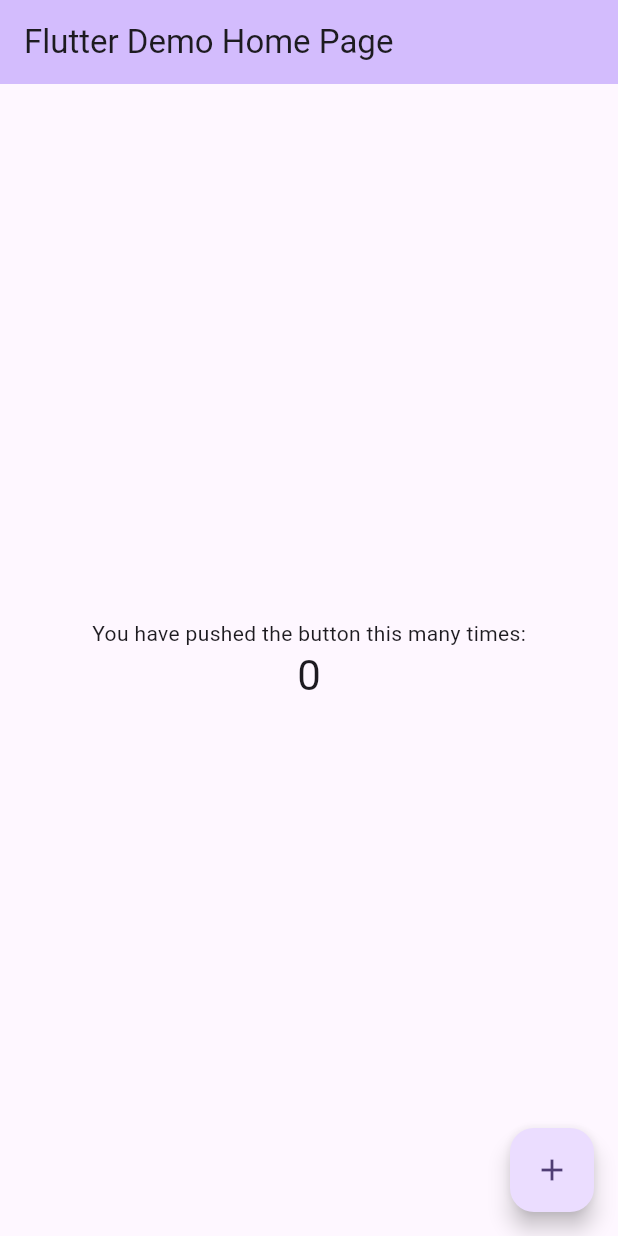
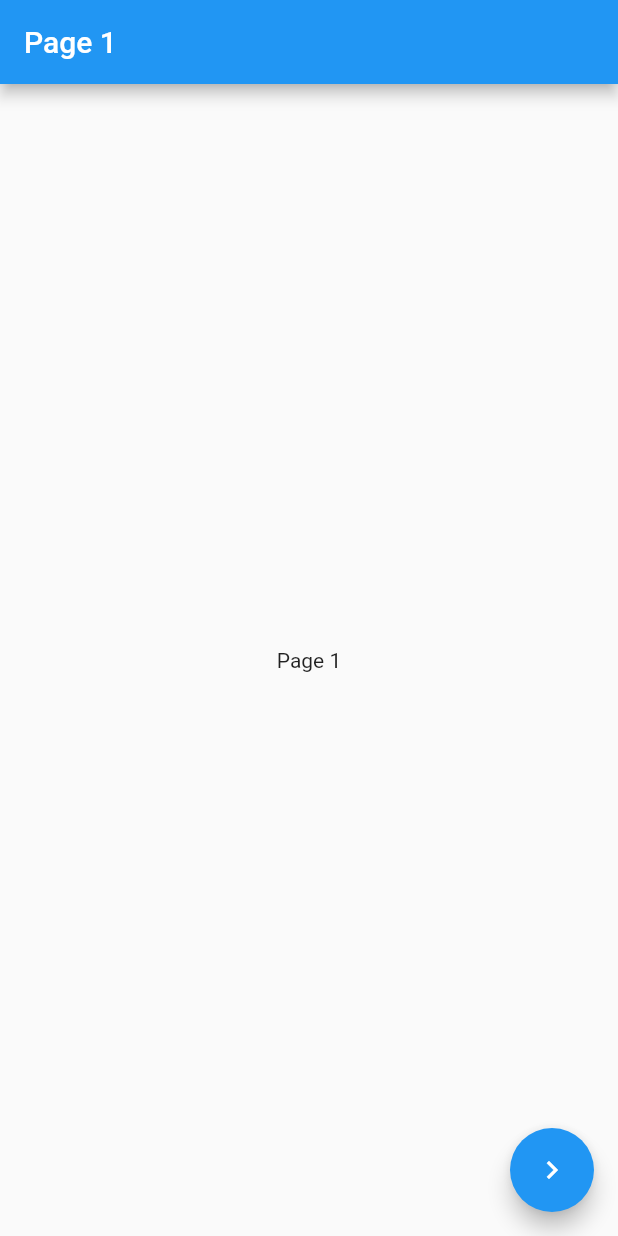
Before and after one commit to aqrc/customer_io_in_app_web, a Flutter app: the screen it shows after launch, on a phone screen of 412 x 824 dp. Run offline on Flutter 3.47's test engine with Material 2 defaults, Android fonts, the phone set to English and light mode, and no system bars.

Commit message:
push new route when FAB pressed

```diff
--- a/lib/main.dart
+++ b/lib/main.dart
@@ -7,119 +7,42 @@ void main() {
 class MyApp extends StatelessWidget {
   const MyApp({super.key});
 
-  // This widget is the root of your application.
   @override
   Widget build(BuildContext context) {
     return MaterialApp(
       title: 'Flutter Demo',
-      theme: ThemeData(
-        // This is the theme of your application.
-        //
-        // TRY THIS: Try running your application with "flutter run". You'll see
-        // the application has a blue toolbar. Then, without quitting the app,
-        // try changing the seedColor in the colorScheme below to Colors.green
-        // and then invoke "hot reload" (save your changes or press the "hot
-        // reload" button in a Flutter-supported IDE, or press "r" if you used
-        // the command line to start the app).
-        //
-        // Notice that the counter didn't reset back to zero; the application
-        // state is not lost during the reload. To reset the state, use hot
-        // restart instead.
-        //
-        // This works for code too, not just values: Most code changes can be
-        // tested with just a hot reload.
-        colorScheme: ColorScheme.fromSeed(seedColor: Colors.deepPurple),
-        useMaterial3: true,
-      ),
-      home: const MyHomePage(title: 'Flutter Demo Home Page'),
+      home: const MyHomePage(deepness: 1),
     );
   }
 }
 
-class MyHomePage extends StatefulWidget {
-  const MyHomePage({super.key, required this.title});
+class MyHomePage extends StatelessWidget {
+  final int deepness;
 
-  // This widget is the home page of your application. It is stateful, meaning
-  // that it has a State object (defined below) that contains fields that affect
-  // how it looks.
-
-  // This class is the configuration for the state. It holds the values (in this
-  // case the title) provided by the parent (in this case the App widget) and
-  // used by the build method of the State. Fields in a Widget subclass are
-  // always marked "final".
-
-  final String title;
-
-  @override
-  State<MyHomePage> createState() => _MyHomePageState();
-}
-
-class _MyHomePageState extends State<MyHomePage> {
-  int _counter = 0;
-
-  void _incrementCounter() {
-    setState(() {
-      // This call to setState tells the Flutter framework that something has
-      // changed in this State, which causes it to rerun the build method below
-      // so that the display can reflect the updated values. If we changed
-      // _counter without calling setState(), then the build method would not be
-      // called again, and so nothing would appear to happen.
-      _counter++;
-    });
-  }
+  const MyHomePage({super.key, required this.deepness});
 
   @override
   Widget build(BuildContext context) {
-    // This method is rerun every time setState is called, for instance as done
-    // by the _incrementCounter method above.
-    //
-    // The Flutter framework has been optimized to make rerunning build methods
-    // fast, so that you can just rebuild anything that needs updating rather
-    // than having to individually change instances of widgets.
     return Scaffold(
       appBar: AppBar(
-        // TRY THIS: Try changing the color here to a specific color (to
-        // Colors.amber, perhaps?) and trigger a hot reload to see the AppBar
-        // change color while the other colors stay the same.
-        backgroundColor: Theme.of(context).colorScheme.inversePrimary,
-        // Here we take the value from the MyHomePage object that was created by
-        // the App.build method, and use it to set our appbar title.
-        title: Text(widget.title),
+        title: Text('Page $deepness'),
       ),
       body: Center(
-        // Center is a layout widget. It takes a single child and positions it
-        // in the middle of the parent.
-        child: Column(
-          // Column is also a layout widget. It takes a list of children and
-          // arranges them vertically. By default, it sizes itself to fit its
-          // children horizontally, and tries to be as tall as its parent.
-          //
-          // Column has various properties to control how it sizes itself and
-          // how it positions its children. Here we use mainAxisAlignment to
-          // center the children vertically; the main axis here is the vertical
-          // axis because Columns are vertical (the cross axis would be
-          // horizontal).
-          //
-          // TRY THIS: Invoke "debug painting" (choose the "Toggle Debug Paint"
-          // action in the IDE, or press "p" in the console), to see the
-          // wireframe for each widget.
-          mainAxisAlignment: MainAxisAlignment.center,
-          children: <Widget>[
-            const Text(
-              'You have pushed the button this many times:',
-            ),
-            Text(
-              '$_counter',
-              style: Theme.of(context).textTheme.headlineMedium,
-            ),
-          ],
-        ),
+        child: Text('Page $deepness'),
       ),
       floatingActionButton: FloatingActionButton(
-        onPressed: _incrementCounter,
-        tooltip: 'Increment',
-        child: const Icon(Icons.add),
-      ), // This trailing comma makes auto-formatting nicer for build methods.
+        onPressed: () {
+          final nextDeepness = deepness + 1;
+          Navigator.of(context).push(MaterialPageRoute(
+            settings: RouteSettings(name: 'page$nextDeepness'),
+            builder: (context) {
+              return MyHomePage(deepness: nextDeepness);
+            },
+          ));
+        },
+        tooltip: 'New Page',
+        child: const Icon(Icons.navigate_next),
+      ),
     );
   }
 }
```
